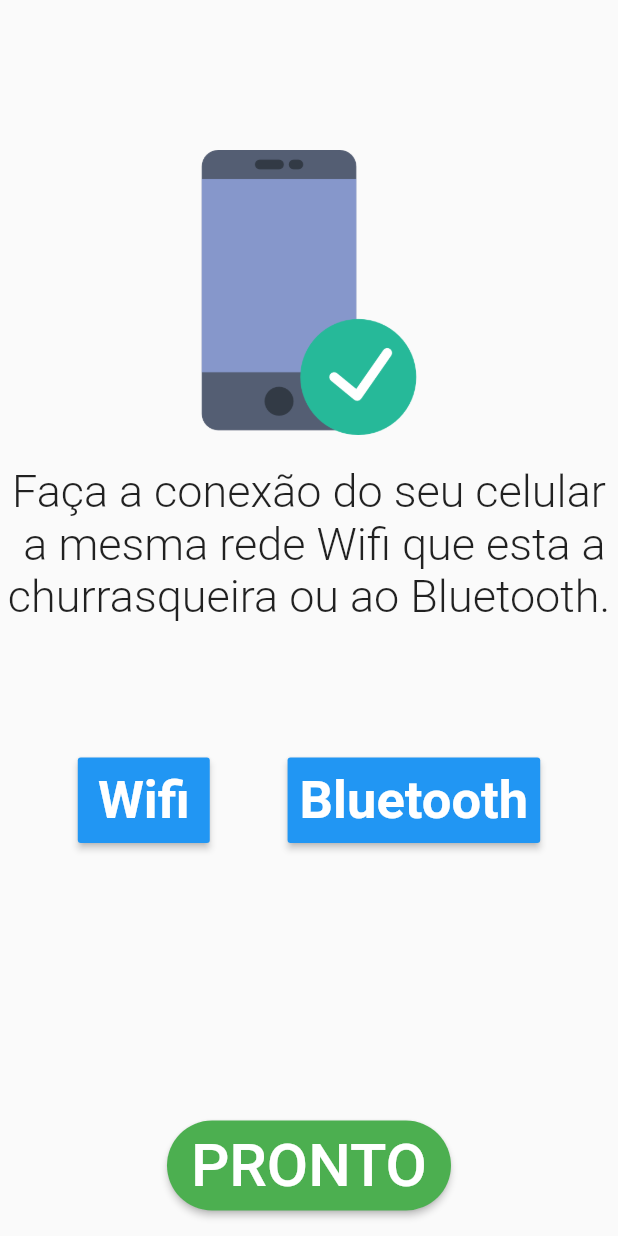
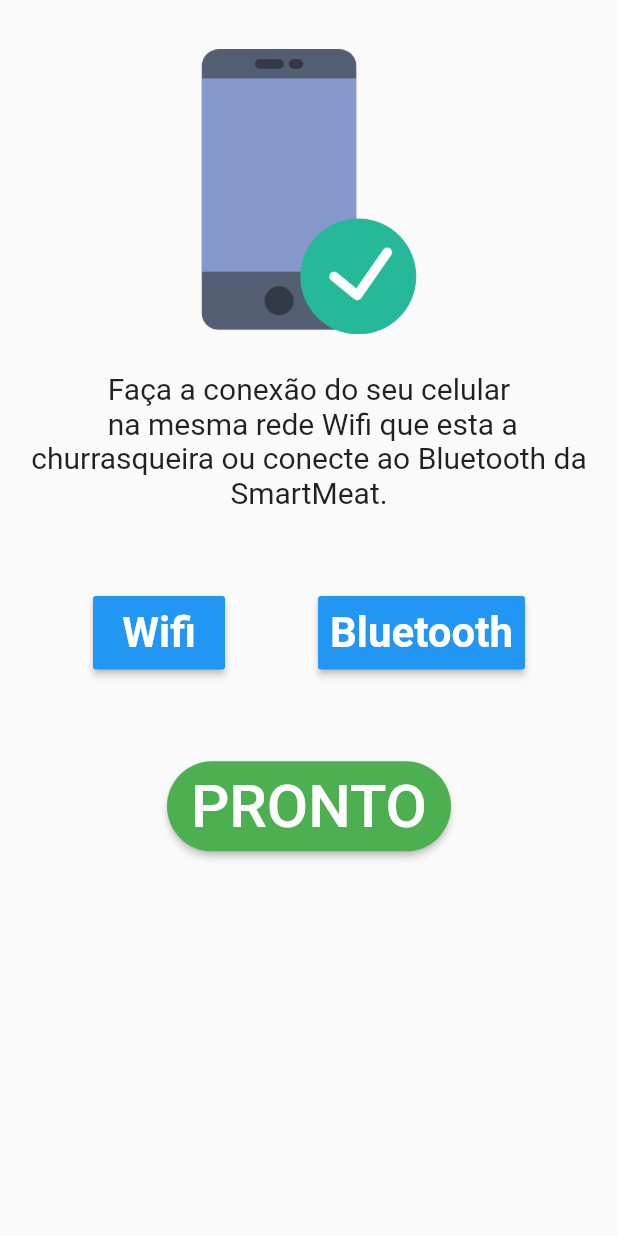
Before and after one commit to SmartMeat-UnB/smartmeat, a Flutter app: the TutorialWifi screen opened by its route, on a phone screen of 412 x 824 dp. Run offline on Flutter 3.47's test engine with Material 2 defaults, Android fonts, the phone set to English and light mode, and no system bars; drawn by our look-alikes of auto_size_text; our stand-ins replace image_cropper, image_picker, shared_preferences; missing offline and left inert: adhara_socket_io, system_setting; accounts and stored records are empty.

Commit message:
Fix screen size

```diff
--- a/lib/screens/tutorialWifi.dart
+++ b/lib/screens/tutorialWifi.dart
@@ -1,6 +1,7 @@
 import 'package:flutter/material.dart';
 import 'package:system_setting/system_setting.dart';
 import 'package:SmartMeat/screens/informationsRasp.dart';
+import 'package:auto_size_text/auto_size_text.dart';
 
 class TutorialWifi extends StatefulWidget {
   @override
@@ -19,60 +20,37 @@ class _TutorialWifiState extends State<TutorialWifi> {
 
   @override
   Widget build(BuildContext context) {
+    final _width = MediaQuery.of(context).size.width;
+    final _height= MediaQuery.of(context).size.height;
+
     return Scaffold(
-      // appBar: AppBar(
-      //   leading: IconButton(
-      //       icon: Icon(
-      //         Icons.arrow_back,
-      //         color: Colors.black,
-      //       ),
-      //       onPressed: () {
-      //         Navigator.pop(context);
-      //       },
-      //     ),
-      //   backgroundColor: Colors.white,
-      // ),
       body: Container(
+        width: _width,
+        height: _height,
+        child: SafeArea(
           child: Column(
             children: <Widget>[
-            SizedBox(
-                  height: 100,
-                ),
-            Row(
-              mainAxisAlignment: MainAxisAlignment.center,
-              crossAxisAlignment: CrossAxisAlignment.center,
-              children: <Widget>[
-                Image.asset(
+              SizedBox(height: _height*0.04),
+              FractionallySizedBox(
+                alignment: Alignment.topCenter,
+                child:  Image.asset(
                             "images/smartphone.png",
                             fit: BoxFit.cover,
                             height: 190.0,
-                        )
-
-              ],
                           ),
-            SizedBox(
-                  height: 20,
               ),
-            Row(
-              mainAxisAlignment: MainAxisAlignment.center,
-              crossAxisAlignment: CrossAxisAlignment.center,
-              children: <Widget>[
-                Text("Faça a conexão do seu celular\n a mesma rede Wifi que esta a \nchurrasqueira ou ao Bluetooth.",
-                style: TextStyle(fontSize: 30, fontWeight: FontWeight.w300 ),
-                textAlign: TextAlign.center,)
-
-              ],
-
+              SizedBox(height: _height*0.03),
+              AutoSizeText(
+                "Faça a conexão do seu celular\n na mesma rede Wifi que esta a \nchurrasqueira ou conecte ao Bluetooth da SmartMeat.",
+                presetFontSizes: [40.0, 20.0, 14.0],
+                maxLines: 5,
+                overflow: TextOverflow.ellipsis,
+                textAlign: TextAlign.center,
               ),
-             SizedBox(
-                  height: 90,
-                ),
+              SizedBox(height: _height*0.07),
               Row(
                 mainAxisAlignment: MainAxisAlignment.spaceEvenly,
                 children: <Widget>[
-                // SizedBox(
-                //   height: 25,
-                // ),
                   RaisedButton(
                     onPressed: _jumpToSettingWifi,
                     textColor: Colors.white,
@@ -82,7 +60,7 @@ class _TutorialWifiState extends State<TutorialWifi> {
                                   "Wifi",
                                   style: TextStyle(
                                             fontWeight: FontWeight.bold,
-                                          fontSize: 35.0,
+                                            fontSize: 28.0,
                                             fontFamily: 'Roboto',
                                         ),
                                 ),
@@ -96,20 +74,18 @@ class _TutorialWifiState extends State<TutorialWifi> {
                                 "Bluetooth",
                                 style: TextStyle(
                                         fontWeight: FontWeight.bold,
-                                      fontSize: 35.0,
+                                        fontSize: 28.0,
                                         fontFamily: 'Roboto',
                                       ),
                             ),
                   ),
                 ]
               ),
-            SizedBox(
-              height: 185,
-            ),
-            Row(
-              mainAxisAlignment: MainAxisAlignment.center,
-              crossAxisAlignment: CrossAxisAlignment.center,
-              children: <Widget>[
+              SizedBox(height: _height*0.05),
+              Container(
+                alignment: Alignment(0.0,0.9),
+                padding: EdgeInsets.all(20.0),
+                child:
                   ButtonTheme(
                     minWidth: 100.0,
                     height: 60.0,
@@ -128,9 +104,9 @@ class _TutorialWifiState extends State<TutorialWifi> {
                         },
                     )
                   ),
-              ],
               ),
                 ],
+              )
           )
         ),
     );
```
Lines whose indentation alone changed are shown as unchanged.
